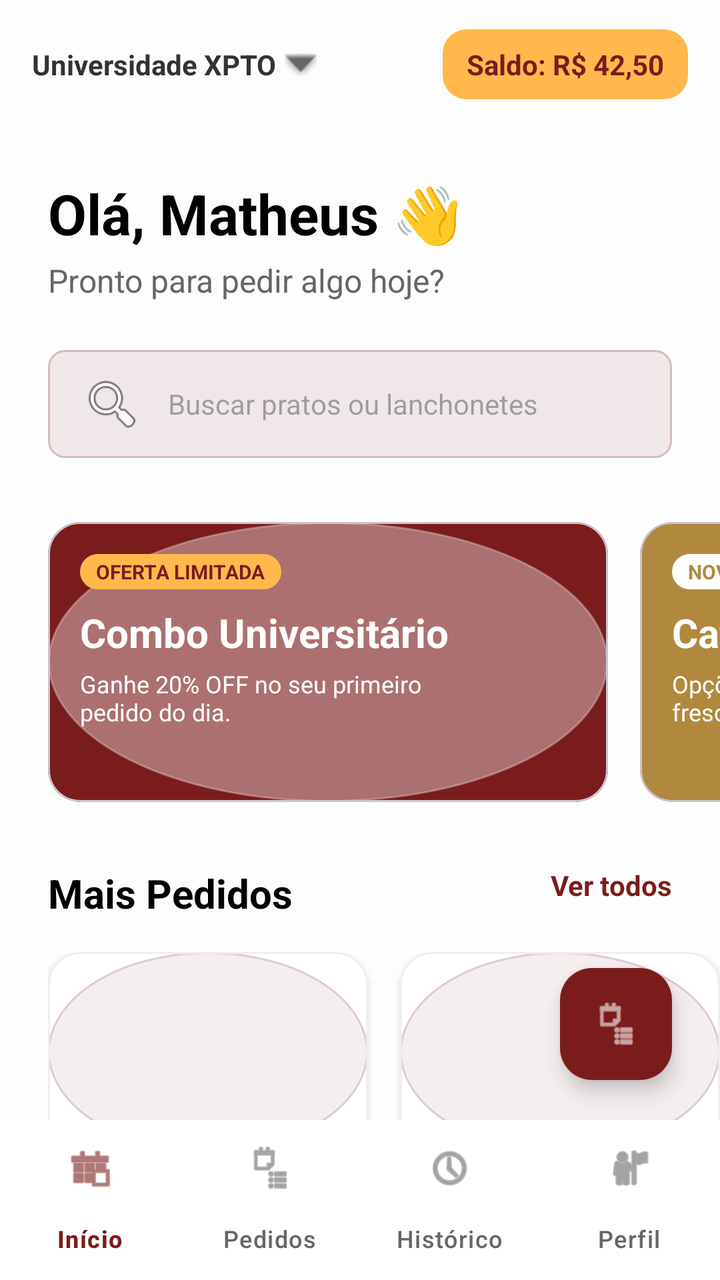
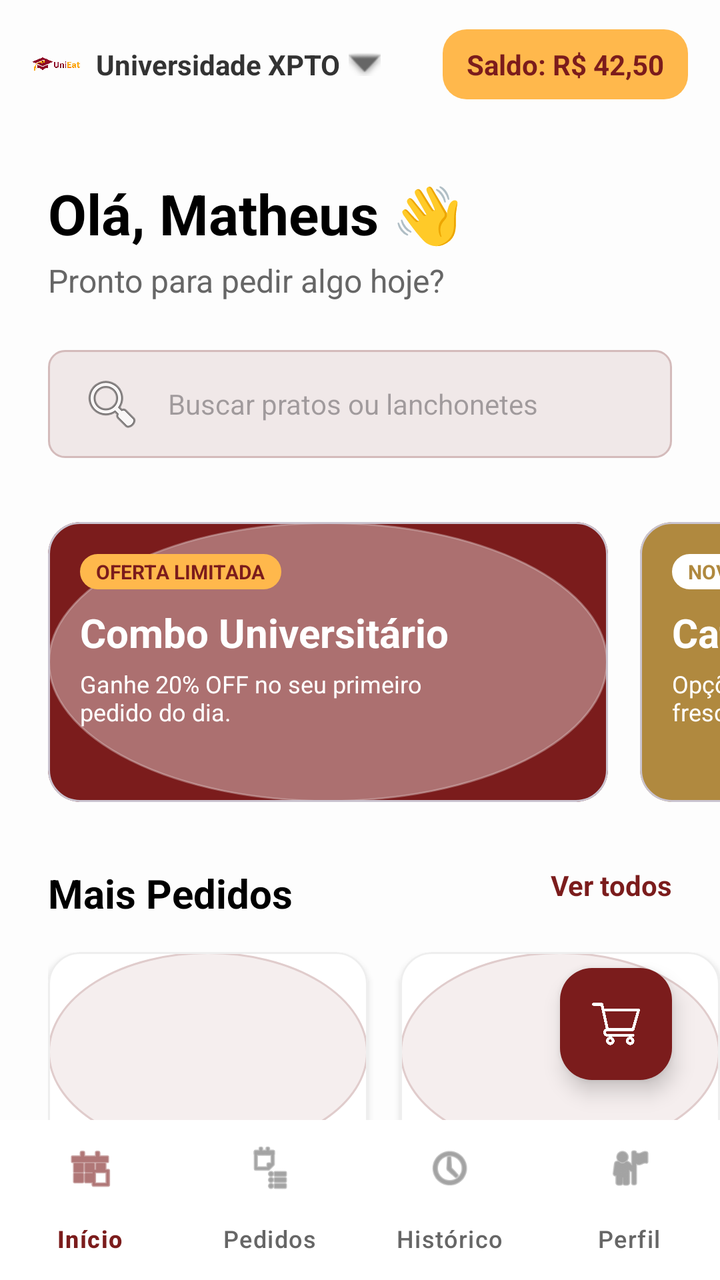

The first picture is an Android layout as it rendered before a commit; the second is the same layout after the commit. The layout source and the unified diff follow.
<!-- AndroidManifest.xml: application theme Theme.UniEat -->
<!-- res/layout/activity_student_home.xml -->
<?xml version="1.0" encoding="utf-8"?>
<androidx.constraintlayout.widget.ConstraintLayout xmlns:android="http://schemas.android.com/apk/res/android"
    xmlns:app="http://schemas.android.com/apk/res-auto"
    xmlns:tools="http://schemas.android.com/tools"
    android:layout_width="match_parent"
    android:layout_height="match_parent"
    android:background="#FDFDFD">

    
    <androidx.constraintlayout.widget.ConstraintLayout
        android:id="@+id/topBar"
        android:layout_width="match_parent"
        android:layout_height="64dp"
        android:paddingHorizontal="16dp"
        app:layout_constraintTop_toTopOf="parent">

        <LinearLayout
            android:layout_width="wrap_content"
            android:layout_height="wrap_content"
            android:gravity="center_vertical"
            android:orientation="horizontal"
            app:layout_constraintBottom_toBottomOf="parent"
            app:layout_constraintStart_toStartOf="parent"
            app:layout_constraintTop_toTopOf="parent">

            <TextView
                android:layout_width="wrap_content"
                android:layout_height="wrap_content"
                android:text="Universidade XPTO"
                android:textColor="#333333"
                android:textSize="14sp"
                android:textStyle="bold" />

            <ImageView
                android:layout_width="16dp"
                android:layout_height="16dp"
                android:layout_marginStart="4dp"
                android:src="@android:drawable/arrow_down_float"
                app:tint="#666666" />
        </LinearLayout>

        <TextView
            android:id="@+id/tvBalance"
            android:layout_width="wrap_content"
            android:layout_height="wrap_content"
            android:background="@drawable/shape_badge_destaque"
            android:backgroundTint="#FFB84C"
            android:paddingHorizontal="12dp"
            android:paddingVertical="8dp"
            android:text="Saldo: R$ 42,50"
            android:textColor="#7B1C1C"
            android:textSize="14sp"
            android:textStyle="bold"
            app:layout_constraintBottom_toBottomOf="parent"
            app:layout_constraintEnd_toEndOf="parent"
            app:layout_constraintTop_toTopOf="parent" />
    </androidx.constraintlayout.widget.ConstraintLayout>

    <androidx.core.widget.NestedScrollView
        android:layout_width="match_parent"
        android:layout_height="0dp"
        app:layout_constraintBottom_toTopOf="@+id/bottomNavigation"
        app:layout_constraintTop_toBottomOf="@id/topBar">

        <LinearLayout
            android:layout_width="match_parent"
            android:layout_height="wrap_content"
            android:orientation="vertical"
            android:paddingBottom="80dp">

            
            <LinearLayout
                android:layout_width="match_parent"
                android:layout_height="wrap_content"
                android:orientation="vertical"
                android:paddingHorizontal="24dp"
                android:paddingTop="24dp">

                <TextView
                    android:id="@+id/tvWelcomeName"
                    android:layout_width="wrap_content"
                    android:layout_height="wrap_content"
                    android:text="Olá, Matheus 👋"
                    android:textColor="#000000"
                    android:textSize="28sp"
                    android:textStyle="bold" />

                <TextView
                    android:layout_width="wrap_content"
                    android:layout_height="wrap_content"
                    android:layout_marginTop="4dp"
                    android:text="Pronto para pedir algo hoje?"
                    android:textColor="#666666"
                    android:textSize="16sp" />
            </LinearLayout>

            
            <EditText
                android:layout_width="match_parent"
                android:layout_height="54dp"
                android:layout_marginHorizontal="24dp"
                android:layout_marginTop="24dp"
                android:background="@drawable/shape_toggle_bg"
                android:drawableStart="@android:drawable/ic_menu_search"
                android:drawablePadding="12dp"
                android:hint="Buscar pratos ou lanchonetes"
                android:inputType="text"
                android:paddingHorizontal="16dp"
                android:textSize="14sp" />

            
            <HorizontalScrollView
                android:layout_width="match_parent"
                android:layout_height="wrap_content"
                android:layout_marginTop="32dp"
                android:clipToPadding="false"
                android:paddingHorizontal="24dp"
                android:scrollbars="none">

                <LinearLayout
                    android:layout_width="wrap_content"
                    android:layout_height="wrap_content"
                    android:orientation="horizontal">

                    
                    <com.google.android.material.card.MaterialCardView
                        android:layout_width="280dp"
                        android:layout_height="140dp"
                        android:layout_marginEnd="16dp"
                        app:cardBackgroundColor="#7B1C1C"
                        app:cardCornerRadius="16dp"
                        app:cardElevation="0dp">

                        <FrameLayout
                            android:layout_width="match_parent"
                            android:layout_height="match_parent">

                            <ImageView
                                android:layout_width="match_parent"
                                android:layout_height="match_parent"
                                android:alpha="0.4"
                                android:scaleType="centerCrop"
                                android:src="@drawable/shape_logo_placeholder" />

                            <LinearLayout
                                android:layout_width="match_parent"
                                android:layout_height="match_parent"
                                android:orientation="vertical"
                                android:padding="16dp">

                                <TextView
                                    android:layout_width="wrap_content"
                                    android:layout_height="wrap_content"
                                    android:background="@drawable/shape_badge_destaque"
                                    android:backgroundTint="#FFB84C"
                                    android:paddingHorizontal="8dp"
                                    android:paddingVertical="2dp"
                                    android:text="OFERTA LIMITADA"
                                    android:textColor="#7B1C1C"
                                    android:textSize="10sp"
                                    android:textStyle="bold" />

                                <TextView
                                    android:layout_width="wrap_content"
                                    android:layout_height="wrap_content"
                                    android:layout_marginTop="8dp"
                                    android:text="Combo Universitário"
                                    android:textColor="#FFFFFF"
                                    android:textSize="20sp"
                                    android:textStyle="bold" />

                                <TextView
                                    android:layout_width="wrap_content"
                                    android:layout_height="wrap_content"
                                    android:layout_marginTop="4dp"
                                    android:text="Ganhe 20% OFF no seu primeiro\npedido do dia."
                                    android:textColor="#FFFFFF"
                                    android:textSize="12sp" />
                            </LinearLayout>
                        </FrameLayout>
                    </com.google.android.material.card.MaterialCardView>

                    
                    <com.google.android.material.card.MaterialCardView
                        android:layout_width="280dp"
                        android:layout_height="140dp"
                        app:cardBackgroundColor="#B0893F"
                        app:cardCornerRadius="16dp"
                        app:cardElevation="0dp">

                        <LinearLayout
                            android:layout_width="match_parent"
                            android:layout_height="match_parent"
                            android:orientation="vertical"
                            android:padding="16dp">

                            <TextView
                                android:layout_width="wrap_content"
                                android:layout_height="wrap_content"
                                android:background="@drawable/shape_badge_destaque"
                                android:backgroundTint="#FFFFFF"
                                android:paddingHorizontal="8dp"
                                android:paddingVertical="2dp"
                                android:text="NOVO"
                                android:textColor="#B0893F"
                                android:textSize="10sp"
                                android:textStyle="bold" />

                            <TextView
                                android:layout_width="wrap_content"
                                android:layout_height="wrap_content"
                                android:layout_marginTop="8dp"
                                android:text="Cafeteria RU"
                                android:textColor="#FFFFFF"
                                android:textSize="20sp"
                                android:textStyle="bold" />

                            <TextView
                                android:layout_width="wrap_content"
                                android:layout_height="wrap_content"
                                android:layout_marginTop="4dp"
                                android:text="Opções saudáveis e sucos\nfrescos todos os dias."
                                android:textColor="#FFFFFF"
                                android:textSize="12sp" />
                        </LinearLayout>
                    </com.google.android.material.card.MaterialCardView>
                </LinearLayout>
            </HorizontalScrollView>

            
            <RelativeLayout
                android:layout_width="match_parent"
                android:layout_height="wrap_content"
                android:layout_marginTop="32dp"
                android:paddingHorizontal="24dp">

                <TextView
                    android:layout_width="wrap_content"
                    android:layout_height="wrap_content"
                    android:text="Mais Pedidos"
                    android:textColor="#000000"
                    android:textSize="20sp"
                    android:textStyle="bold" />

                <TextView
                    android:layout_width="wrap_content"
                    android:layout_height="wrap_content"
                    android:layout_alignParentEnd="true"
                    android:text="Ver todos"
                    android:textColor="#7B1C1C"
                    android:textSize="14sp"
                    android:textStyle="bold" />
            </RelativeLayout>

            
            <HorizontalScrollView
                android:layout_width="match_parent"
                android:layout_height="wrap_content"
                android:layout_marginTop="16dp"
                android:clipToPadding="false"
                android:paddingHorizontal="24dp"
                android:scrollbars="none">

                <LinearLayout
                    android:layout_width="wrap_content"
                    android:layout_height="wrap_content"
                    android:orientation="horizontal">

                    
                    <com.google.android.material.card.MaterialCardView
                        android:layout_width="160dp"
                        android:layout_height="wrap_content"
                        android:layout_marginEnd="16dp"
                        app:cardBackgroundColor="#FFFFFF"
                        app:cardCornerRadius="16dp"
                        app:cardElevation="2dp"
                        app:strokeColor="#EEEEEE"
                        app:strokeWidth="1dp">

                        <LinearLayout
                            android:layout_width="match_parent"
                            android:layout_height="wrap_content"
                            android:orientation="vertical">

                            <ImageView
                                android:layout_width="match_parent"
                                android:layout_height="100dp"
                                android:scaleType="centerCrop"
                                android:src="@drawable/shape_logo_placeholder" />

                            <LinearLayout
                                android:layout_width="match_parent"
                                android:layout_height="wrap_content"
                                android:orientation="vertical"
                                android:padding="12dp">

                                <TextView
                                    android:layout_width="wrap_content"
                                    android:layout_height="wrap_content"
                                    android:ellipsize="end"
                                    android:maxLines="1"
                                    android:text="Strogonoff"
                                    android:textColor="#000000"
                                    android:textStyle="bold" />

                                <TextView
                                    android:layout_width="wrap_content"
                                    android:layout_height="wrap_content"
                                    android:layout_marginTop="2dp"
                                    android:text="📍 RU Central"
                                    android:textColor="#888888"
                                    android:textSize="10sp" />

                                <TextView
                                    android:layout_width="wrap_content"
                                    android:layout_height="wrap_content"
                                    android:layout_marginTop="4dp"
                                    android:text="R$ 12,00"
                                    android:textColor="#7B1C1C"
                                    android:textStyle="bold" />

                                <TextView
                                    android:layout_width="wrap_content"
                                    android:layout_height="wrap_content"
                                    android:layout_marginTop="4dp"
                                    android:text="124 vendidos hoje"
                                    android:textColor="#AAAAAA"
                                    android:textSize="9sp" />

                                <com.google.android.material.button.MaterialButton
                                    android:layout_width="match_parent"
                                    android:layout_height="36dp"
                                    android:layout_marginTop="12dp"
                                    android:backgroundTint="#7B1C1C"
                                    android:padding="0dp"
                                    android:text="Pedir"
                                    android:textAllCaps="false"
                                    android:textSize="12sp"
                                    app:cornerRadius="8dp" />
                            </LinearLayout>
                        </LinearLayout>
                    </com.google.android.material.card.MaterialCardView>

                    
                    <com.google.android.material.card.MaterialCardView
                        android:layout_width="160dp"
                        android:layout_height="wrap_content"
                        android:layout_marginEnd="16dp"
                        app:cardBackgroundColor="#FFFFFF"
                        app:cardCornerRadius="16dp"
                        app:cardElevation="2dp"
                        app:strokeColor="#EEEEEE"
                        app:strokeWidth="1dp">

                        <LinearLayout
                            android:layout_width="match_parent"
                            android:layout_height="wrap_content"
                            android:orientation="vertical">

                            <ImageView
                                android:layout_width="match_parent"
                                android:layout_height="100dp"
                                android:scaleType="centerCrop"
                                android:src="@drawable/shape_logo_placeholder" />

                            <LinearLayout
                                android:layout_width="match_parent"
                                android:layout_height="wrap_content"
                                android:orientation="vertical"
                                android:padding="12dp">

                                <TextView
                                    android:layout_width="wrap_content"
                                    android:layout_height="wrap_content"
                                    android:ellipsize="end"
                                    android:maxLines="1"
                                    android:text="X-Bacon Uni"
                                    android:textColor="#000000"
                                    android:textStyle="bold" />

                                <TextView
                                    android:layout_width="wrap_content"
                                    android:layout_height="wrap_content"
                                    android:layout_marginTop="2dp"
                                    android:text="📍 Lanchonete B"
                                    android:textColor="#888888"
                                    android:textSize="10sp" />

                                <TextView
                                    android:layout_width="wrap_content"
                                    android:layout_height="wrap_content"
                                    android:layout_marginTop="4dp"
                                    android:text="R$ 15,50"
                                    android:textColor="#7B1C1C"
                                    android:textStyle="bold" />

                                <TextView
                                    android:layout_width="wrap_content"
                                    android:layout_height="wrap_content"
                                    android:layout_marginTop="4dp"
                                    android:text="89 vendidos hoje"
                                    android:textColor="#AAAAAA"
                                    android:textSize="9sp" />

                                <com.google.android.material.button.MaterialButton
                                    android:layout_width="match_parent"
                                    android:layout_height="36dp"
                                    android:layout_marginTop="12dp"
                                    android:backgroundTint="#7B1C1C"
                                    android:padding="0dp"
                                    android:text="Pedir"
                                    android:textAllCaps="false"
                                    android:textSize="12sp"
                                    app:cornerRadius="8dp" />
                            </LinearLayout>
                        </LinearLayout>
                    </com.google.android.material.card.MaterialCardView>
                </LinearLayout>
            </HorizontalScrollView>

            
            <TextView
                android:layout_width="wrap_content"
                android:layout_height="wrap_content"
                android:layout_marginTop="40dp"
                android:paddingHorizontal="24dp"
                android:text="Pedir Novamente"
                android:textColor="#000000"
                android:textSize="20sp"
                android:textStyle="bold" />

            
            <HorizontalScrollView
                android:layout_width="match_parent"
                android:layout_height="wrap_content"
                android:layout_marginTop="16dp"
                android:clipToPadding="false"
                android:paddingHorizontal="24dp"
                android:scrollbars="none">

                <LinearLayout
                    android:layout_width="wrap_content"
                    android:layout_height="wrap_content"
                    android:orientation="horizontal">

                    
                    <com.google.android.material.card.MaterialCardView
                        android:layout_width="240dp"
                        android:layout_height="wrap_content"
                        android:layout_marginEnd="16dp"
                        app:cardBackgroundColor="#FFFFFF"
                        app:cardCornerRadius="16dp"
                        app:cardElevation="1dp">

                        <LinearLayout
                            android:layout_width="match_parent"
                            android:layout_height="wrap_content"
                            android:gravity="center_vertical"
                            android:orientation="horizontal"
                            android:padding="12dp">

                            <com.google.android.material.card.MaterialCardView
                                android:layout_width="60dp"
                                android:layout_height="60dp"
                                app:cardCornerRadius="12dp"
                                app:cardElevation="0dp">
                                <ImageView
                                    android:layout_width="match_parent"
                                    android:layout_height="match_parent"
                                    android:scaleType="centerCrop"
                                    android:src="@drawable/shape_logo_placeholder" />
                            </com.google.android.material.card.MaterialCardView>

                            <LinearLayout
                                android:layout_width="match_parent"
                                android:layout_height="wrap_content"
                                android:layout_marginStart="12dp"
                                android:orientation="vertical">

                                <TextView
                                    android:layout_width="wrap_content"
                                    android:layout_height="wrap_content"
                                    android:text="Strogonoff Frango"
                                    android:textColor="#000000"
                                    android:textStyle="bold" />

                                <TextView
                                    android:layout_width="wrap_content"
                                    android:layout_height="wrap_content"
                                    android:text="Ontem • R$ 12,00"
                                    android:textColor="#888888"
                                    android:textSize="11sp" />

                                <TextView
                                    android:layout_width="wrap_content"
                                    android:layout_height="wrap_content"
                                    android:layout_marginTop="4dp"
                                    android:text="🔄 Pedir novamente"
                                    android:textColor="#7B1C1C"
                                    android:textSize="12sp"
                                    android:textStyle="bold" />
                            </LinearLayout>
                        </LinearLayout>
                    </com.google.android.material.card.MaterialCardView>
                </LinearLayout>
            </HorizontalScrollView>

        </LinearLayout>
    </androidx.core.widget.NestedScrollView>

    
    <com.google.android.material.floatingactionbutton.FloatingActionButton
        android:id="@+id/fabCart"
        android:layout_width="wrap_content"
        android:layout_height="wrap_content"
        android:layout_marginEnd="24dp"
        android:layout_marginBottom="100dp"
        android:src="@android:drawable/ic_menu_agenda"
        app:backgroundTint="#7B1C1C"
        app:fabSize="normal"
        app:layout_constraintBottom_toBottomOf="parent"
        app:layout_constraintEnd_toEndOf="parent"
        app:tint="#FFFFFF" />

    
    <com.google.android.material.bottomnavigation.BottomNavigationView
        android:id="@+id/bottomNavigation"
        android:layout_width="match_parent"
        android:layout_height="80dp"
        android:background="#FFFFFF"
        app:itemIconTint="@drawable/nav_item_color"
        app:itemTextColor="@drawable/nav_item_color"
        app:itemActiveIndicatorStyle="@style/Widget.Material3.BottomNavigationView.ActiveIndicator"
        app:itemRippleColor="@null"
        app:elevation="16dp"
        app:labelVisibilityMode="labeled"
        app:menu="@menu/bottom_nav_menu"
        app:layout_constraintBottom_toBottomOf="parent" />

</androidx.constraintlayout.widget.ConstraintLayout>
<!-- resources referenced by this layout -->
<resources>
  <!-- drawable nav_item_color (drawable) -->
  <?xml version="1.0" encoding="utf-8"?>
  <selector xmlns:android="http://schemas.android.com/apk/res/android">
      <item android:color="#7B1C1C" android:state_checked="true" />
      <item android:color="#666666" />
  </selector>
  <!-- drawable shape_badge_destaque (drawable) -->
  <?xml version="1.0" encoding="utf-8"?>
  <shape xmlns:android="http://schemas.android.com/apk/res/android">
      <solid android:color="#FFE8B1" />
      <corners android:radius="12dp" />
  </shape>
  <!-- drawable shape_logo_placeholder (drawable) -->
  <?xml version="1.0" encoding="utf-8"?>
  <shape xmlns:android="http://schemas.android.com/apk/res/android"
      android:shape="oval">
      <solid android:color="#F5EEEE" />
      <stroke
          android:width="1dp"
          android:color="#E0CCCC" />
  </shape>
  <!-- drawable shape_toggle_bg (drawable) -->
  <?xml version="1.0" encoding="utf-8"?>
  <shape xmlns:android="http://schemas.android.com/apk/res/android"
      android:shape="rectangle">
      <solid android:color="#F0E8E8" />
      <stroke
          android:width="1dp"
          android:color="#D4BBBB" />
      <corners android:radius="8dp" />
  </shape>
  <style name="Theme.UniEat" parent="Base.Theme.UniEat" />
  <style name="Base.Theme.UniEat" parent="Theme.Material3.DayNight.NoActionBar">
      </style>
</resources>

<!-- the commit's change to res/layout/activity_student_home.xml (unified diff, before → after) -->
@@ -14,13 +14,23 @@
         android:paddingHorizontal="16dp"
         app:layout_constraintTop_toTopOf="parent">
 
+        <ImageView
+            android:id="@+id/imgLogoSmall"
+            android:layout_width="24dp"
+            android:layout_height="24dp"
+            android:src="@drawable/logo_unieat"
+            app:layout_constraintBottom_toBottomOf="parent"
+            app:layout_constraintStart_toStartOf="parent"
+            app:layout_constraintTop_toTopOf="parent" />
+
         <LinearLayout
             android:layout_width="wrap_content"
             android:layout_height="wrap_content"
+            android:layout_marginStart="8dp"
             android:gravity="center_vertical"
             android:orientation="horizontal"
             app:layout_constraintBottom_toBottomOf="parent"
-            app:layout_constraintStart_toStartOf="parent"
+            app:layout_constraintStart_toEndOf="@id/imgLogoSmall"
             app:layout_constraintTop_toTopOf="parent">
 
             <TextView
@@ -515,7 +525,7 @@
         android:layout_height="wrap_content"
         android:layout_marginEnd="24dp"
         android:layout_marginBottom="100dp"
-        android:src="@android:drawable/ic_menu_agenda"
+        android:src="@drawable/shopping_cart"
         app:backgroundTint="#7B1C1C"
         app:fabSize="normal"
         app:layout_constraintBottom_toBottomOf="parent"
<!-- resource entries referenced after the edit -->
@@ -1,5 +1,6 @@
 <!-- resources referenced by this layout -->
 <resources>
+  <!-- drawable logo_unieat: png bitmap (drawable, 134527 bytes) -->
   <!-- drawable nav_item_color (drawable) -->
   <?xml version="1.0" encoding="utf-8"?>
   <selector xmlns:android="http://schemas.android.com/apk/res/android">
@@ -31,6 +32,7 @@
           android:color="#D4BBBB" />
       <corners android:radius="8dp" />
   </shape>
+  <!-- drawable shopping_cart: png bitmap (drawable, 8617 bytes) -->
   <style name="Theme.UniEat" parent="Base.Theme.UniEat" />
   <style name="Base.Theme.UniEat" parent="Theme.Material3.DayNight.NoActionBar">
       </style>
